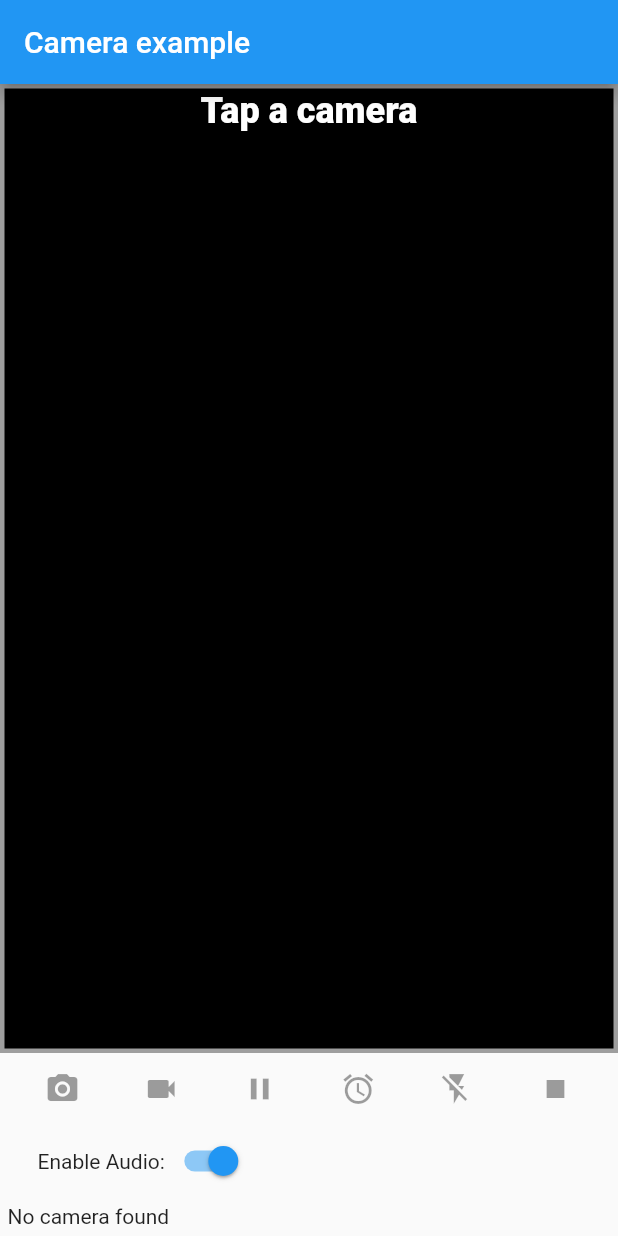
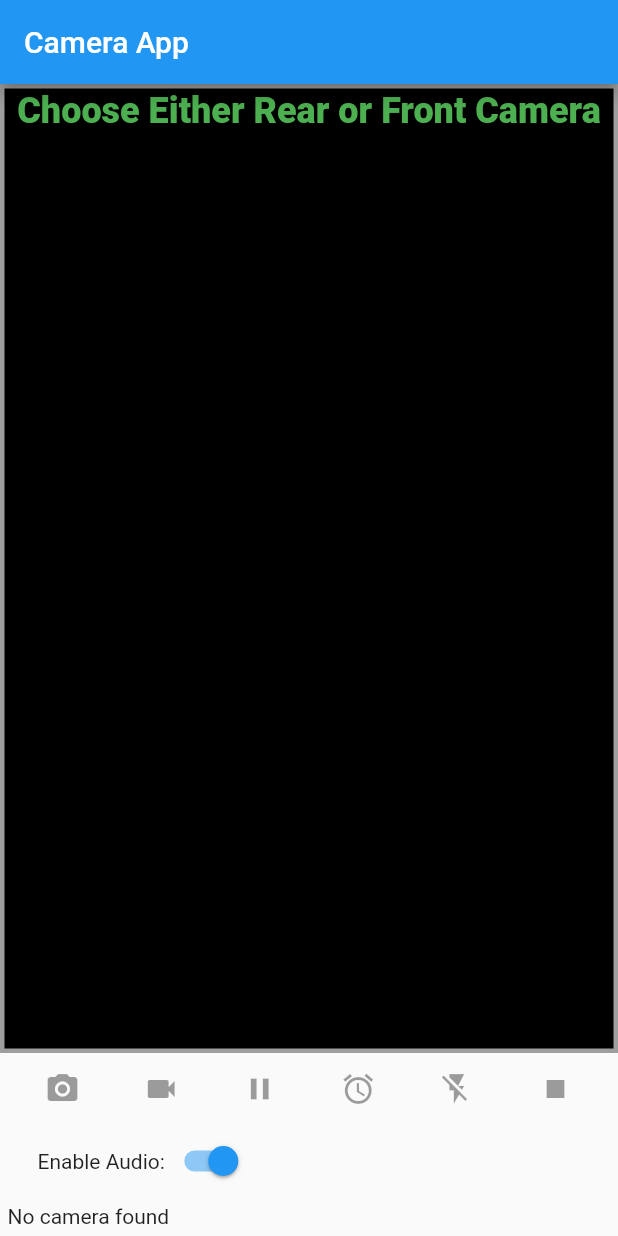
Before and after one commit to Vatsa0408/FlutterCamera, a Flutter app: the screen it shows after launch, on a phone screen of 412 x 824 dp. Run offline on Flutter 3.47's test engine with Material 2 defaults, Android fonts, the phone set to English and light mode, and no system bars; our stand-ins replace video_player; missing offline and left inert: flutter_better_camera.

Commit message:
Minor Modifications in main.dart file

```diff
--- a/lib/main.dart
+++ b/lib/main.dart
@@ -80,12 +80,14 @@ class _CameraExampleHomeState extends State<CameraExampleHome>
     return Scaffold(
       key: _scaffoldKey,
       appBar: AppBar(
-        title: const Text('Camera example'),
+        title: const Text('Camera App'),
       ),
       body: Column(
         children: <Widget>[
           Expanded(
             child: Container(
+              // height: 600,
+              // width: 600,
               child: Padding(
                 padding: const EdgeInsets.all(1.0),
                 child: Center(
@@ -133,9 +135,9 @@ class _CameraExampleHomeState extends State<CameraExampleHome>
   Widget _cameraPreviewWidget() {
     if (controller == null || !controller.value.isInitialized) {
       return const Text(
-        'Tap a camera',
+        'Choose Either Rear or Front Camera',
         style: TextStyle(
-          color: Colors.white,
+          color: Colors.green,
           fontSize: 24.0,
           fontWeight: FontWeight.w900,
         ),
@@ -192,10 +194,10 @@ class _CameraExampleHomeState extends State<CameraExampleHome>
                                   child: VideoPlayer(videoController)),
                             ),
                             decoration: BoxDecoration(
-                                border: Border.all(color: Colors.pink)),
+                                border: Border.all(color: Colors.deepOrange)),
                           ),
-                    width: 64.0,
-                    height: 64.0,
+                    width: 90.0,
+                    height: 90.0,
                   ),
           ],
         ),
```
